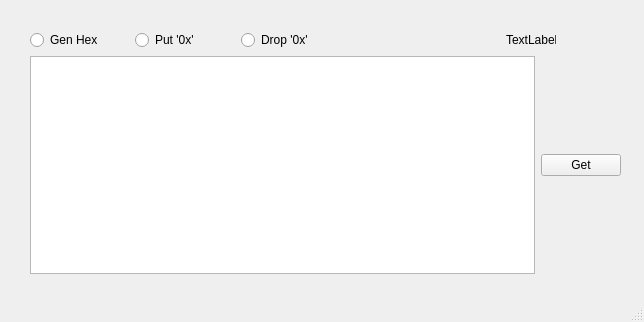
Above: mainwindow.ui from GunwooYun/HexGenerator before the change. Below: the same form after it.
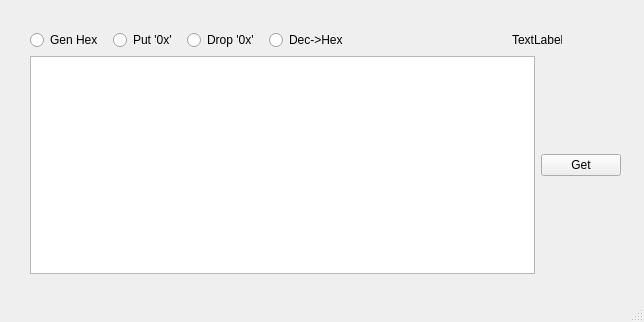
That is the form after the change.

Commit message: Add radio button for decTohex and implemented little bit

```diff
--- a/mainwindow.ui
+++ b/mainwindow.ui
@@ -58,6 +58,13 @@
            </property>
           </widget>
          </item>
+         <item>
+          <widget class="QRadioButton" name="rbtn_DecTohex">
+           <property name="text">
+            <string>Dec-&gt;Hex</string>
+           </property>
+          </widget>
+         </item>
          <item>
           <spacer name="horizontalSpacer_2">
            <property name="orientation">
```
The commit also changes 3 other files.
